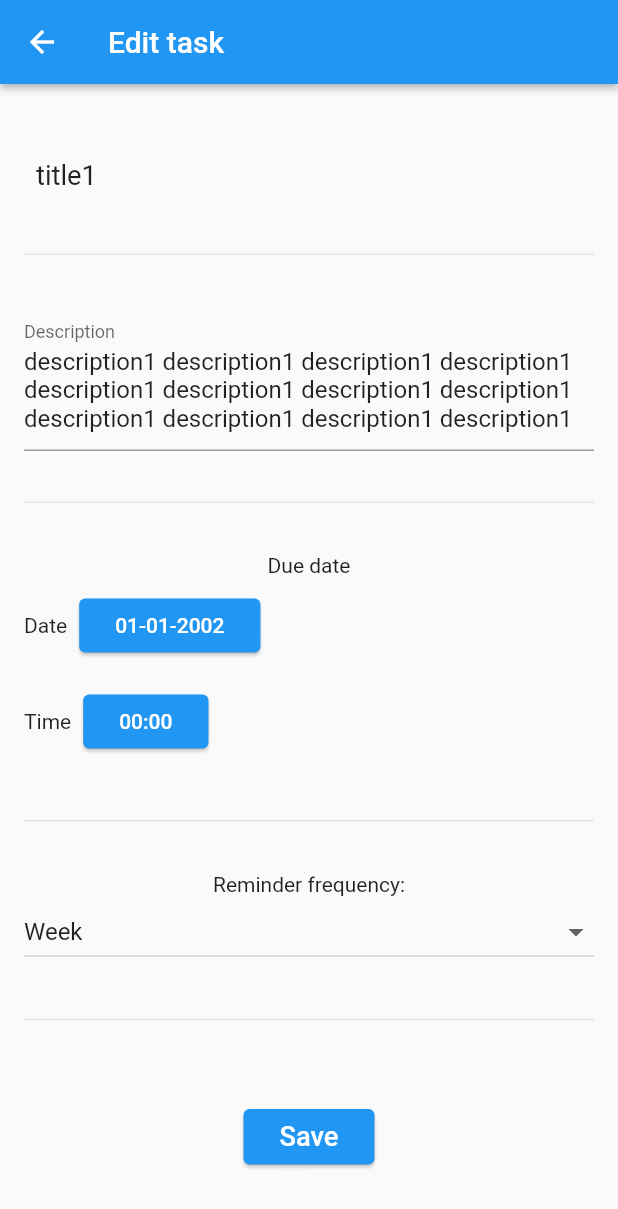
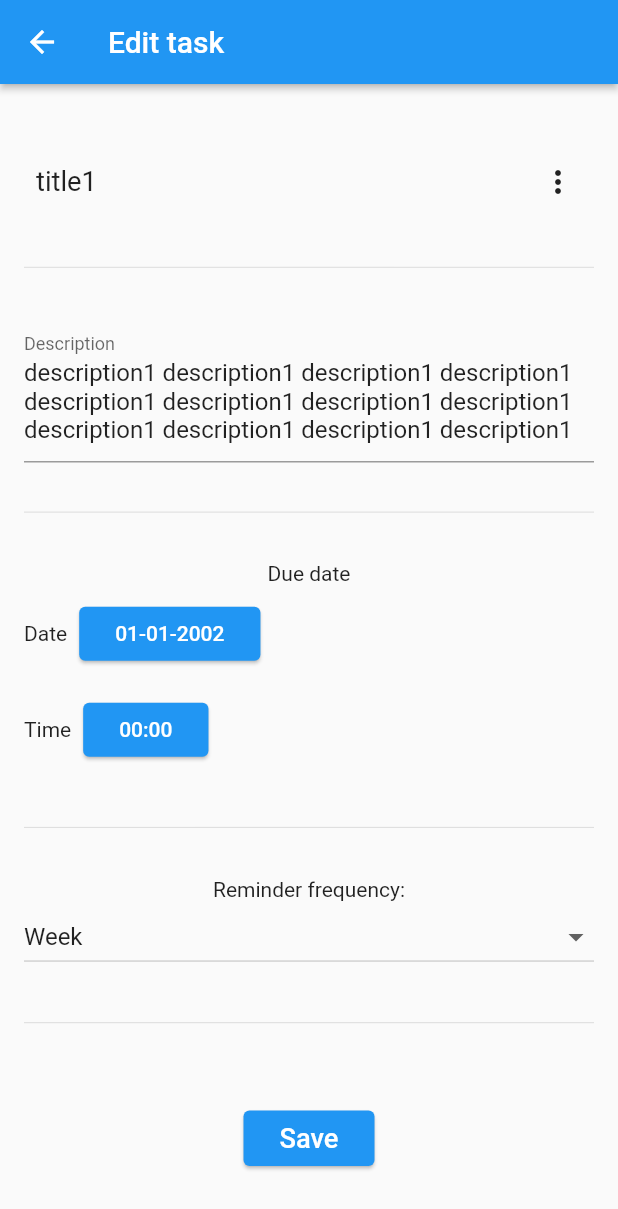
Before and after one commit to ogukuu/task_for_irene, a Flutter app: the ActiveTaskView screen opened directly with sample values from the repository, on a phone screen of 412 x 824 dp. Shown: the top 1209 px of the screen. Run offline on Flutter 3.47's test engine with Material 2 defaults, Android fonts, the phone set to English and light mode, and no system bars; our stand-ins replace hive_flutter, image_picker; accounts and stored records are empty; generated files the repository leaves out were written again.

Commit message:
add ActionButton to ActiveTaskView

```diff
--- a/lib/src/screens/active_task_view.dart
+++ b/lib/src/screens/active_task_view.dart
@@ -2,6 +2,7 @@ import 'package:flutter/material.dart';
 import 'package:flutter_gen/gen_l10n/app_localizations.dart';
 import 'package:task_for_irene/src/global_var.dart';
 import 'package:task_for_irene/src/models/task.dart';
+import 'package:task_for_irene/src/screens/elements/action_button.dart';
 import 'package:task_for_irene/src/utilits/format_date.dart';
 
 import '../utilits/fix.dart';
@@ -19,6 +20,7 @@ class ActiveTaskView extends StatefulWidget {
 
 class _ActiveTaskViewState extends State<ActiveTaskView> {
   late String title;
+  late String id;
 
   String get description => widget.localTask.description;
   set description(String string) => widget.localTask.description = string;
@@ -77,6 +79,7 @@ class _ActiveTaskViewState extends State<ActiveTaskView> {
     description = widget.localTask.description;
     dueDate = widget.localTask.dueDate;
     reminderFrequency = widget.localTask.reminderFrequency;
+    id = widget.localTask.id;
 
     return Scaffold(
       resizeToAvoidBottomInset: false,
@@ -91,9 +94,7 @@ class _ActiveTaskViewState extends State<ActiveTaskView> {
           mainAxisAlignment: MainAxisAlignment.spaceEvenly,
           crossAxisAlignment: CrossAxisAlignment.start,
           children: [
-            _Title(
-              title: title,
-            ),
+            _Title(title: title, id: id),
             const Divider(),
             _DescriptionField(
               description: description,
@@ -160,16 +161,31 @@ class _ActiveTaskViewState extends State<ActiveTaskView> {
 }
 
 class _Title extends StatelessWidget {
-  const _Title({Key? key, required this.title}) : super(key: key);
+  const _Title({Key? key, required this.title, required this.id})
+      : super(key: key);
   final String title;
+  final String id;
   @override
   Widget build(BuildContext context) {
-    return Padding(
-      padding: const EdgeInsets.all(8.0),
-      child: Text(title,
-          overflow: TextOverflow.ellipsis,
-          textScaleFactor: 1.3,
-          textAlign: TextAlign.center),
+    return Row(
+      children: [
+        Flexible(
+          child: SizedBox(
+            width: double.infinity,
+            child: Padding(
+              padding: const EdgeInsets.all(8.0),
+              child: Text(title,
+                  overflow: TextOverflow.ellipsis,
+                  textScaleFactor: 1.3,
+                  textAlign: TextAlign.start),
+            ),
+          ),
+        ),
+        ActionButton(
+          id: id,
+          onEdit: false,
+        )
+      ],
     );
   }
 }
--- a/lib/src/screens/elements/action_button.dart
+++ b/lib/src/screens/elements/action_button.dart
@@ -44,14 +44,18 @@ class ActionButton extends StatelessWidget {
           switch (item) {
             case Actions.delete:
               GlobalVar.appController.deleteTaskAtId(id);
+              if (!onEdit) Navigator.pop(context);
               break;
             case Actions.proofGallery:
+              if (!onEdit) Navigator.pop(context);
               _addProofGallery(id);
               break;
             case Actions.surrender:
               GlobalVar.appController.surrenderTaskAtId(id);
+              if (!onEdit) Navigator.pop(context);
               break;
             case Actions.proofCamera:
+              if (!onEdit) Navigator.pop(context);
               _addProofCamera(id);
               break;
             case Actions.edit:
```
